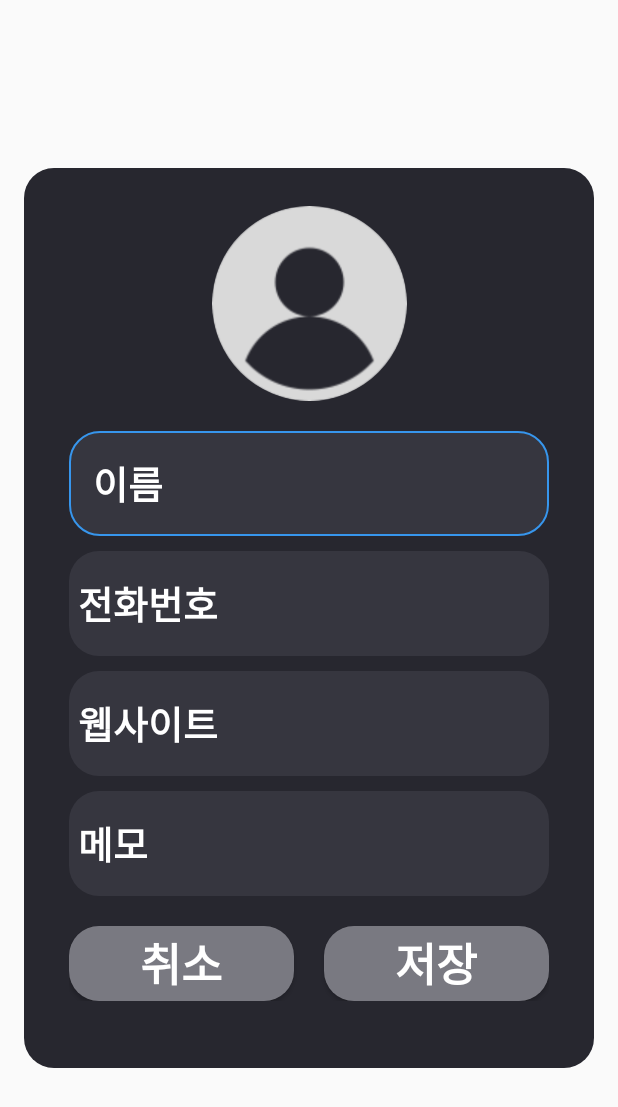
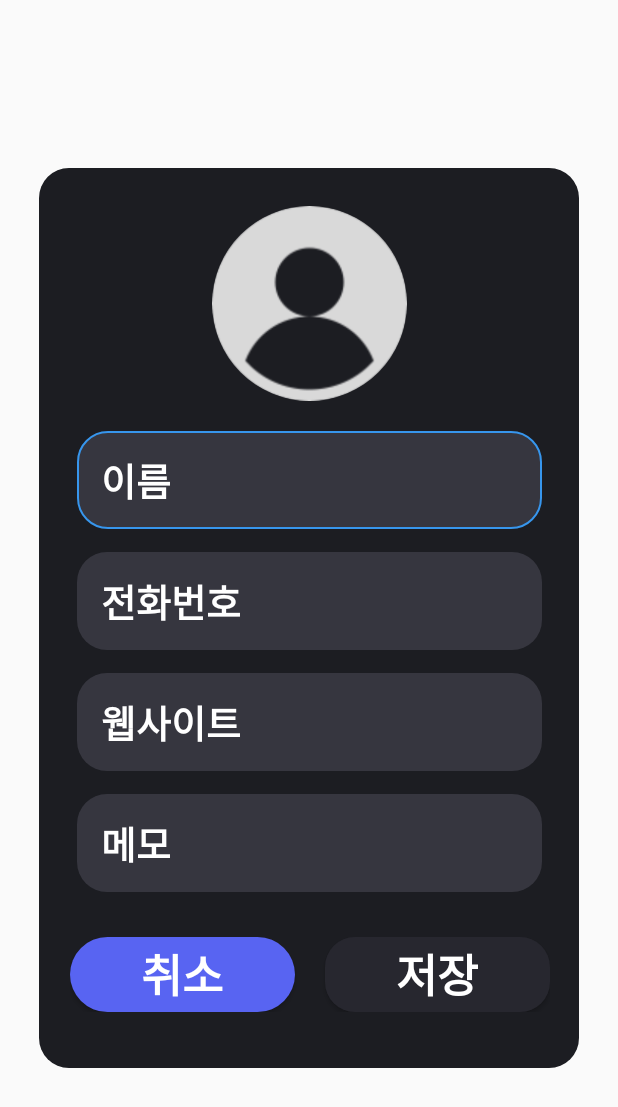
Before and after one commit to CosineAndroid/Contact, an Android app: the layout addcontact_dialog.xml on its own in the app's theme, with its tools: preview values and no code run, on a phone screen of 412 x 824 dp. Shown: the top 1107 px of the screen. Run offline under Robolectric (Android 15) with nearby library versions, the phone set to English and light mode, and no system bars.

```diff
--- a/app/src/main/java/kr/camp/contact/AddContactDialog.kt
+++ b/app/src/main/java/kr/camp/contact/AddContactDialog.kt
@@ -64,7 +64,7 @@ class AddContactDialog : DialogFragment() {
             override fun onTextChanged(s: CharSequence?, start: Int, before: Int, count: Int) {
                 if (isRegularName(name.toString())) {
                     binding.nameEditText.setBackgroundResource(R.drawable.dialog_edittext2)
-                    binding.saveButton.setBackgroundResource(R.drawable.darkblue_corner_button)
+
 
                 } else {
                     binding.nameEditText.setBackgroundResource(R.drawable.dialog_edittext3)
--- a/app/src/main/java/kr/camp/contact/MyPageDialog.kt
+++ b/app/src/main/java/kr/camp/contact/MyPageDialog.kt
@@ -58,7 +58,7 @@ class MyPageDialog : DialogFragment() {
             override fun onTextChanged(s: CharSequence?, start: Int, before: Int, count: Int) {
                 if (isRegularName(name.toString())) {
                     binding.nameEditText.setBackgroundResource(R.drawable.dialog_edittext2)
-                    binding.saveButton.setBackgroundResource(R.drawable.darkblue_corner_button)
+
 
                 } else {
                     binding.nameEditText.setBackgroundResource(R.drawable.dialog_edittext3)
--- a/app/src/main/res/layout/addcontact_dialog.xml
+++ b/app/src/main/res/layout/addcontact_dialog.xml
@@ -9,13 +9,13 @@
 
     <ImageView
         android:id="@+id/backgroundDialogImageView"
-        android:layout_width="380dp"
+        android:layout_width="360dp"
         android:layout_height="600dp"
         app:layout_constraintBottom_toBottomOf="parent"
         app:layout_constraintEnd_toEndOf="parent"
         app:layout_constraintStart_toStartOf="parent"
         app:layout_constraintTop_toTopOf="parent"
-        app:srcCompat="@drawable/darkgray_corner_button" />
+        app:srcCompat="@drawable/background_corner" />
 
     <de.hdodenhof.circleimageview.CircleImageView
         android:id="@+id/circleImageView"
@@ -31,8 +31,8 @@
 
     <EditText
         android:id="@+id/nameEditText"
-        android:layout_width="320dp"
-        android:layout_height="70dp"
+        android:layout_width="310dp"
+        android:layout_height="65dp"
         android:background="@drawable/dialog_edittext2"
         android:ems="10"
         android:inputType="text"
@@ -48,14 +48,14 @@
 
     <EditText
         android:id="@+id/phoneEditText"
-        android:layout_width="320dp"
-        android:layout_height="70dp"
-        android:background="@drawable/dialog_edittext"
+        android:layout_width="310dp"
+        android:layout_height="65dp"
+        android:background="@drawable/dialog_edittext2"
         android:ems="10"
         android:inputType="phone"
         android:hint="@string/mypage_dialog_phone"
         android:textColorHint="@color/white"
-        android:layout_marginTop="10dp"
+        android:layout_marginTop="15dp"
         android:textColor="@color/white"
         android:textSize="25sp"
         android:textStyle="bold"
@@ -65,14 +65,14 @@
 
     <EditText
         android:id="@+id/websiteEditText"
-        android:layout_width="320dp"
-        android:layout_height="70dp"
-        android:background="@drawable/dialog_edittext"
+        android:layout_width="310dp"
+        android:layout_height="65dp"
+        android:background="@drawable/dialog_edittext2"
         android:ems="10"
         android:inputType="textWebEditText"
         android:hint="@string/mypage_dialog_homepage"
         android:textColorHint="@color/white"
-        android:layout_marginTop="10dp"
+        android:layout_marginTop="15dp"
         android:textColor="@color/white"
         android:textSize="25sp"
         android:textStyle="bold"
@@ -82,14 +82,14 @@
 
     <EditText
         android:id="@+id/memoEditText"
-        android:layout_width="320dp"
-        android:layout_height="70dp"
-        android:background="@drawable/dialog_edittext"
+        android:layout_width="310dp"
+        android:layout_height="65dp"
+        android:background="@drawable/dialog_edittext2"
         android:ems="10"
         android:inputType="none"
         android:hint="@string/mypage_dialog_memo"
         android:textColorHint="@color/white"
-        android:layout_marginTop="10dp"
+        android:layout_marginTop="15dp"
         android:textColor="@color/white"
         android:textSize="25sp"
         android:textStyle="bold"
@@ -101,7 +101,7 @@
     <androidx.constraintlayout.widget.ConstraintLayout
         android:layout_width="wrap_content"
         android:layout_height="wrap_content"
-        android:layout_marginTop="20dp"
+        android:layout_marginTop="30dp"
         app:layout_constraintEnd_toEndOf="@+id/memoEditText"
         app:layout_constraintStart_toStartOf="@+id/memoEditText"
         app:layout_constraintTop_toBottomOf="@+id/memoEditText">
@@ -110,7 +110,7 @@
             android:id="@+id/cencelButton"
             android:layout_width="150dp"
             android:layout_height="50dp"
-            android:background="@drawable/dialog_button"
+            android:background="@drawable/darkblue_corner_button"
             android:text="취소"
             android:textColor="@color/white"
             android:textSize="30sp"
@@ -125,7 +125,7 @@
             android:layout_width="150dp"
             android:layout_height="50dp"
             android:layout_marginStart="20dp"
-            android:background="@drawable/dialog_button"
+            android:background="@drawable/darkgray_corner_button"
             android:text="저장"
             android:textColor="@color/white"
             android:textSize="30sp"
```
